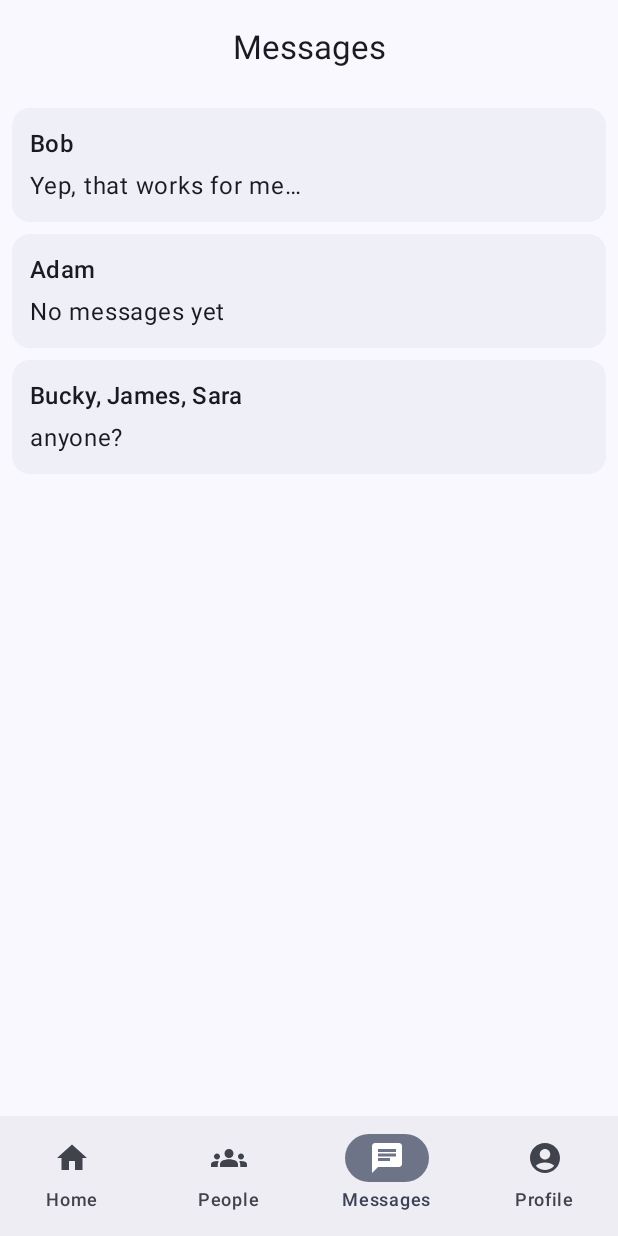
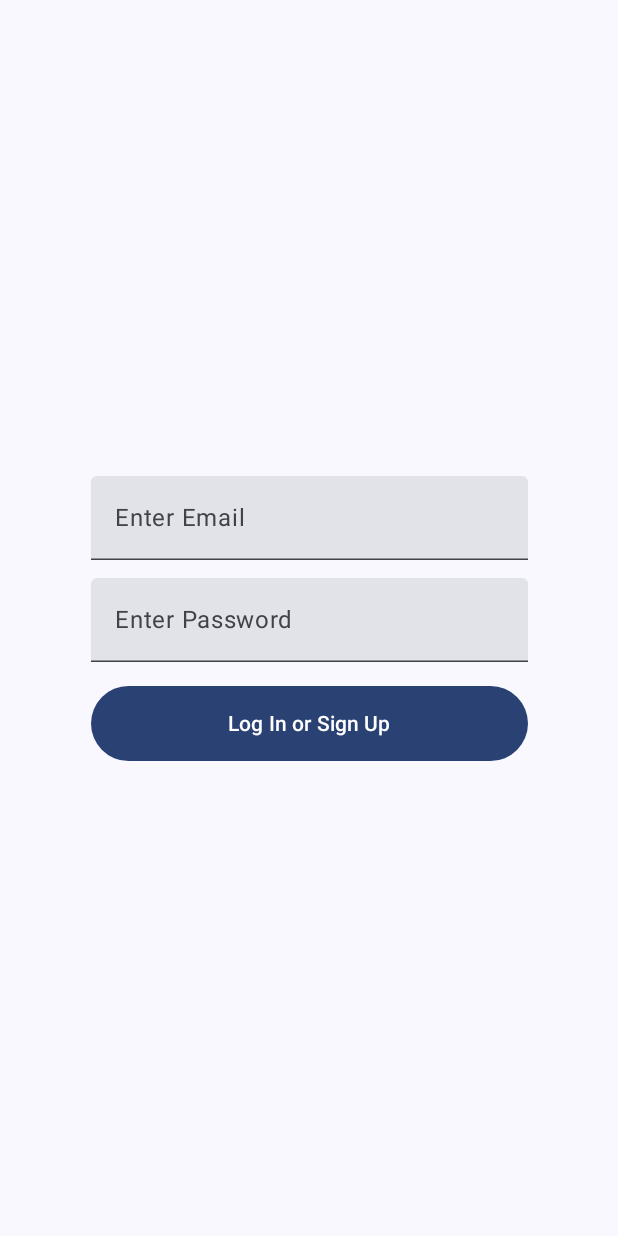
Before and after one commit to ParkerB77/HomieFindr, an Android app built with Jetpack Compose: the screen it shows after launch (MainActivity), on a phone screen of 412 x 824 dp. Run offline under Robolectric (Android 15) with nearby library versions, the phone set to English and light mode, and no system bars; our stand-ins replace Firebase (no records; nobody signed in at launch, a user with empty details on screens opened directly).

Commit message:
login page

```diff
--- a/app/src/main/java/com/cs407/homiefindr/ui/navigation/AppNav.kt
+++ b/app/src/main/java/com/cs407/homiefindr/ui/navigation/AppNav.kt
@@ -1,3 +1,4 @@
+// AppNav.kt
 package com.cs407.homiefindr.ui.navigation
 
 import androidx.compose.material.icons.Icons
@@ -19,6 +20,7 @@ import androidx.navigation.navArgument
 import com.cs407.homiefindr.ui.screen.*
 
 sealed class Route(val route: String) {
+    data object Login : Route("login")
     data object Home : Route("home")
     data object People : Route("people")
     data object Messages : Route("messages")
@@ -39,12 +41,10 @@ fun AppRoot() {
     val nav = rememberNavController()
     val backEntry by nav.currentBackStackEntryAsState()
     val route = backEntry?.destination?.route ?: ""
-    val showBottomBar = !route.startsWith("chat")
+    val showBottomBar = route.isNotEmpty() && !route.startsWith("chat") && route != Route.Login.route
 
     Scaffold(
-        bottomBar = {
-            if (showBottomBar) BottomBar(nav)
-        }
+        bottomBar = { if (showBottomBar) BottomBar(nav) }
     ) { padding ->
         NavGraph(nav, paddingValues = padding)
     }
@@ -73,12 +73,29 @@ private fun BottomBar(nav: NavHostController) {
 }
 
 @Composable
-private fun NavGraph(nav: NavHostController, paddingValues: androidx.compose.foundation.layout.PaddingValues) {
-    NavHost(navController = nav, startDestination = Route.Messages.route) {
+private fun NavGraph(
+    nav: NavHostController,
+    paddingValues: androidx.compose.foundation.layout.PaddingValues
+) {
+    NavHost(
+        navController = nav,
+        startDestination = Route.Login.route // always Login on app launch
+    ) {
+        composable(Route.Login.route) {
+            LoginPage(
+                loginButtonClick = { _ ->
+                    nav.navigate(Route.Messages.route) {
+                        popUpTo(Route.Login.route) { inclusive = true }
+                        launchSingleTop = true
+                    }
+                }
+            )
+        }
+
         composable(Route.Home.route) { PlaceholderScreen("Home") }
         composable(Route.People.route) { PlaceholderScreen("People") }
         messagesGraph(nav)
-        composable(Route.Profile.route) { ProfileScreen() }
+        composable(Route.Profile.route) { ProfileScreen() } // no logout yet
     }
 }
 
--- /dev/null
+++ b/app/src/main/java/com/cs407/homiefindr/ui/screen/LoginPage.kt
@@ -0,0 +1,185 @@
+package com.cs407.homiefindr.ui.screen
+import androidx.compose.foundation.layout.Arrangement
+import androidx.compose.foundation.layout.Column
+import androidx.compose.foundation.layout.Spacer
+import androidx.compose.foundation.layout.fillMaxSize
+import androidx.compose.foundation.layout.fillMaxWidth
+import androidx.compose.foundation.layout.height
+import androidx.compose.foundation.layout.padding
+import androidx.compose.foundation.text.KeyboardOptions
+import androidx.compose.material3.Button
+import androidx.compose.material3.Text
+import androidx.compose.material3.TextField
+import androidx.compose.runtime.Composable
+import androidx.compose.runtime.getValue
+import androidx.compose.runtime.mutableStateOf
+import androidx.compose.runtime.remember
+import androidx.compose.runtime.setValue
+import androidx.compose.ui.Alignment
+import androidx.compose.ui.Modifier
+import androidx.compose.ui.graphics.Color
+import androidx.compose.ui.platform.LocalContext
+import androidx.compose.ui.res.stringResource
+import androidx.compose.ui.text.input.KeyboardType
+import androidx.compose.ui.text.input.PasswordVisualTransformation
+import androidx.compose.ui.text.style.TextAlign
+import androidx.compose.ui.unit.dp
+import com.cs407.homiefindr.R
+import com.cs407.homiefindr.data.auth.*
+import com.cs407.homiefindr.data.auth.UserState
+import com.google.firebase.Firebase
+import com.google.firebase.auth.auth
+
+//Create composables for ErrorText, userEmail, userPassword, and LogInSignUpButton
+//Handle onclick function for LogInSignUpButton
+@Composable
+fun ErrorText(error: String?, modifier: Modifier = Modifier) {
+    if (error != null)
+        Text(text = error, color = Color.Red, textAlign = TextAlign.Center,modifier = modifier.fillMaxWidth())
+}
+
+@Composable
+fun userEmail(
+    value: String,
+    onValueChange: (String) -> Unit,
+    modifier: Modifier = Modifier
+) {
+    TextField(
+        value = value,
+        onValueChange = onValueChange,
+        label = { Text(stringResource(id = R.string.enter_email)) },
+        singleLine = true,
+        keyboardOptions = KeyboardOptions(keyboardType = KeyboardType.Email),
+        modifier = modifier.fillMaxWidth(0.8f)
+    )
+}
+
+@Composable
+fun userPassword(value: String,
+                 onValueChange: (String) -> Unit,
+                 modifier: Modifier = Modifier){
+    TextField(
+        value = value,
+        onValueChange = onValueChange,
+        label = { Text(stringResource(id = R.string.enter_password)) },
+        singleLine = true,
+        keyboardOptions = KeyboardOptions(keyboardType = KeyboardType.Password),
+        visualTransformation = PasswordVisualTransformation(),
+        modifier = modifier.fillMaxWidth(0.8f)
+    )
+
+}
+
+@Composable
+fun LogInSignUpButton(
+    email: String,
+    password: String,
+    onSuccess: (UserState) -> Unit,
+    onError: (String) -> Unit,
+    modifier: Modifier = Modifier
+) {
+
+    val res = LocalContext.current.resources
+
+    Button(
+        onClick = {
+
+            when (checkEmail(email.trim())) {
+                EmailResult.Empty -> {
+                    onError(res.getString(R.string.email_is_empty)); return@Button
+                }
+                EmailResult.Invalid -> {
+                    onError(res.getString(R.string.invalid_email_format)); return@Button
+                }
+                EmailResult.Valid -> { /* 继续校验密码 */ }
+            }
+
+            when (checkPassword(password)) {
+                PasswordResult.Empty ->
+                    onError(res.getString(R.string.password_is_empty))
+                PasswordResult.Short ->
+                    onError(res.getString(R.string.password_is_too_short))
+                PasswordResult.Invalid ->
+                    onError(res.getString(R.string.password_requirements))
+                PasswordResult.Valid -> {
+
+                    signIn(
+                        email = email.trim(),
+                        password = password,
+                        onOk = {
+                            val u = Firebase.auth.currentUser
+                            val state = UserState(
+                                id = 0,
+                                name = u?.displayName.orEmpty(),   // 👈 use Firebase displayName (may be "")
+                                uid = u?.uid.orEmpty()
+                            )
+                            onSuccess(state)
+                        },
+                        onErr = { msg -> onError(msg) }
+                    )
+                }
+            }
+        },
+        modifier = modifier
+            .fillMaxWidth(0.8f)
+            .height(50.dp)
+    ) {
+        Text(text = stringResource(id = R.string.login_or_signup))
+    }
+}
+
+
+
+@Composable
+fun LoginPage(
+
+    modifier: Modifier = Modifier,
+    loginButtonClick: (UserState) -> Unit = {}
+) {
+    var email by remember { mutableStateOf("") }
+    var password by remember { mutableStateOf("") }
+    var error by remember { mutableStateOf<String?>(null) }
+    val context = LocalContext.current
+    val res = context.resources
+
+
+    Column(
+        modifier = modifier
+            .fillMaxSize()
+            .padding(horizontal = 24.dp),
+        verticalArrangement = Arrangement.Center,
+        horizontalAlignment = Alignment.CenterHorizontally
+    ) {
+        userEmail(
+            value = email,
+            onValueChange = { email = it },
+            modifier = Modifier
+        )
+
+        Spacer(modifier = Modifier.height(12.dp))
+
+        userPassword(
+            value = password,
+            onValueChange = { password = it },
+            modifier = Modifier
+        )
+
+        Spacer(modifier = Modifier.height(8.dp))
+
+        ErrorText(error = error)
+
+        Spacer(modifier = Modifier.height(8.dp))
+
+        LogInSignUpButton(
+            email = email,
+            password = password,
+            onSuccess = { userState ->
+                error = null
+                loginButtonClick(userState)
+            },
+            onError = { msg ->
+                error = msg
+            }
+        )
+    }
+}
--- a/app/src/main/res/values/strings.xml
+++ b/app/src/main/res/values/strings.xml
@@ -1,3 +1,14 @@
 <resources>
     <string name="app_name">HomieFindr</string>
+    <string name="enter_email">Enter Email</string>
+    <string name="enter_password">Enter Password</string>
+    <string name="login_or_signup">Log In or Sign Up</string>
+
+    <string name="email_is_empty">Email is empty</string>
+    <string name="invalid_email_format">Invalid Email Format</string>
+    <string name="password_is_empty">Password is empty</string>
+    <string name="password_is_too_short">Password is too short</string>
+    <string name="password_requirements">
+        Password should contain at least one lowercase letter, one uppercase letter, and one digit
+    </string>
 </resources>
--- a/build.gradle.kts
+++ b/build.gradle.kts
@@ -3,4 +3,6 @@ plugins {
     alias(libs.plugins.android.application) apply false
     alias(libs.plugins.kotlin.android) apply false
     alias(libs.plugins.kotlin.compose) apply false
+    id("com.google.devtools.ksp") version "2.2.20-2.0.2" apply false
+    id("com.google.gms.google-services") version "4.4.0" apply false
 }
```
Also changed, not shown: app/build.gradle.kts (+11 -6 lines), app/src/main/java/com/cs407/homiefindr/data/auth/AuthenticationHelper.kt (added, +104 -0 lines), app/src/main/java/com/cs407/homiefindr/data/auth/UserState.kt (added, +8 -0 lines), 1 other file.
